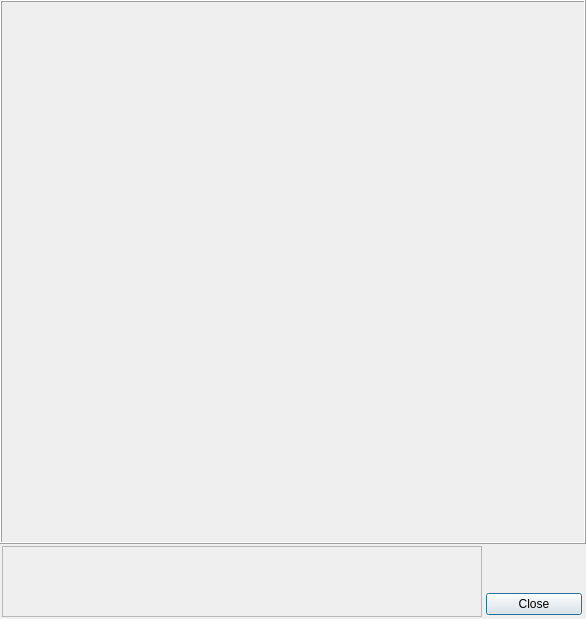
ZhuangLab/storm-control, file storm_control/hal4000/qtdesigner/camera-detached.ui: the form before one commit.
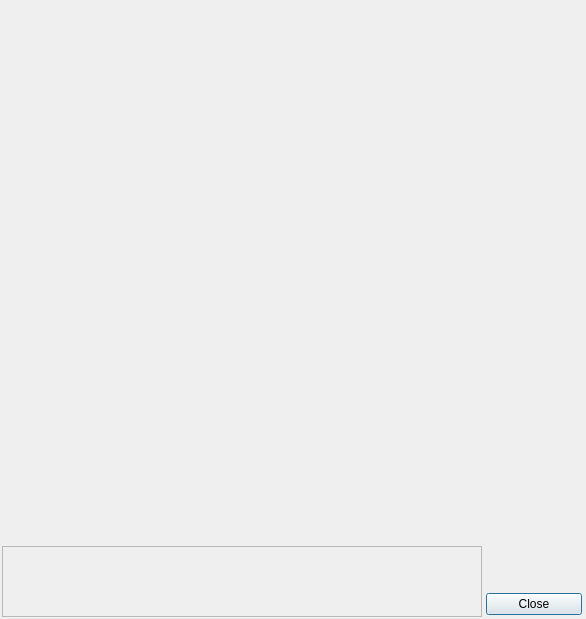
The form after the commit.

The edit to the form file:
```diff
--- a/storm_control/hal4000/qtdesigner/camera-detached.ui
+++ b/storm_control/hal4000/qtdesigner/camera-detached.ui
@@ -59,11 +59,14 @@
       </size>
      </property>
      <property name="frameShape">
-      <enum>QFrame::Box</enum>
+      <enum>QFrame::NoFrame</enum>
      </property>
      <property name="frameShadow">
       <enum>QFrame::Raised</enum>
      </property>
+     <property name="lineWidth">
+      <number>0</number>
+     </property>
     </widget>
    </item>
    <item>
```
Left out of the diff: 33 changed lines with no effect on the pictures.
